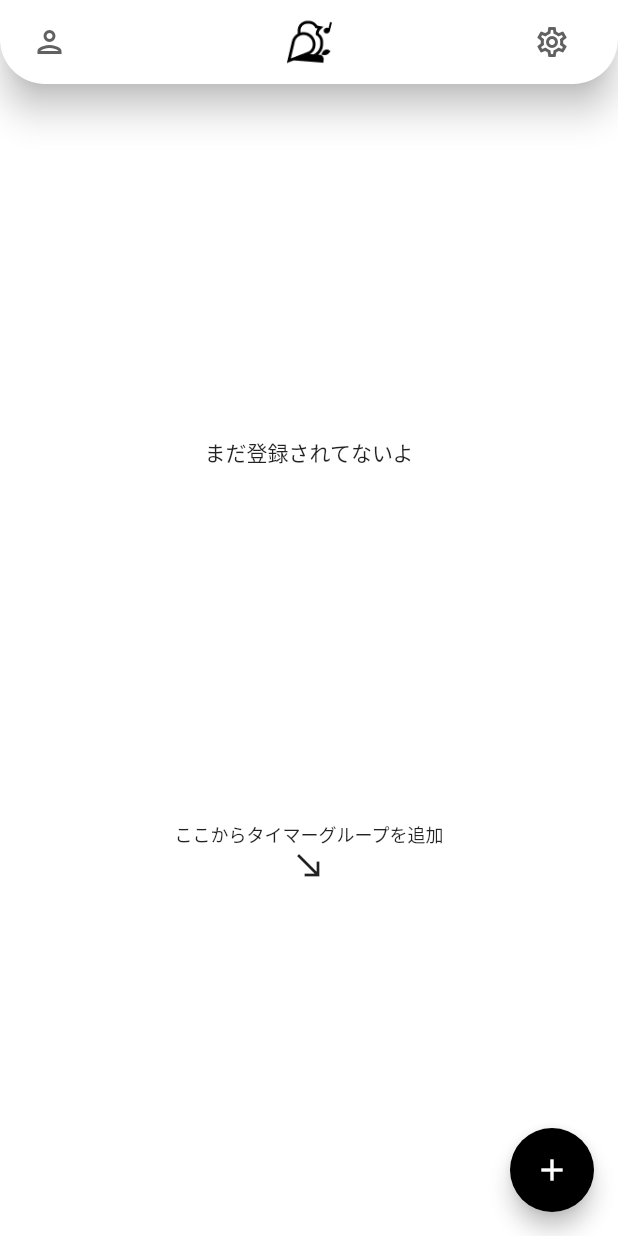
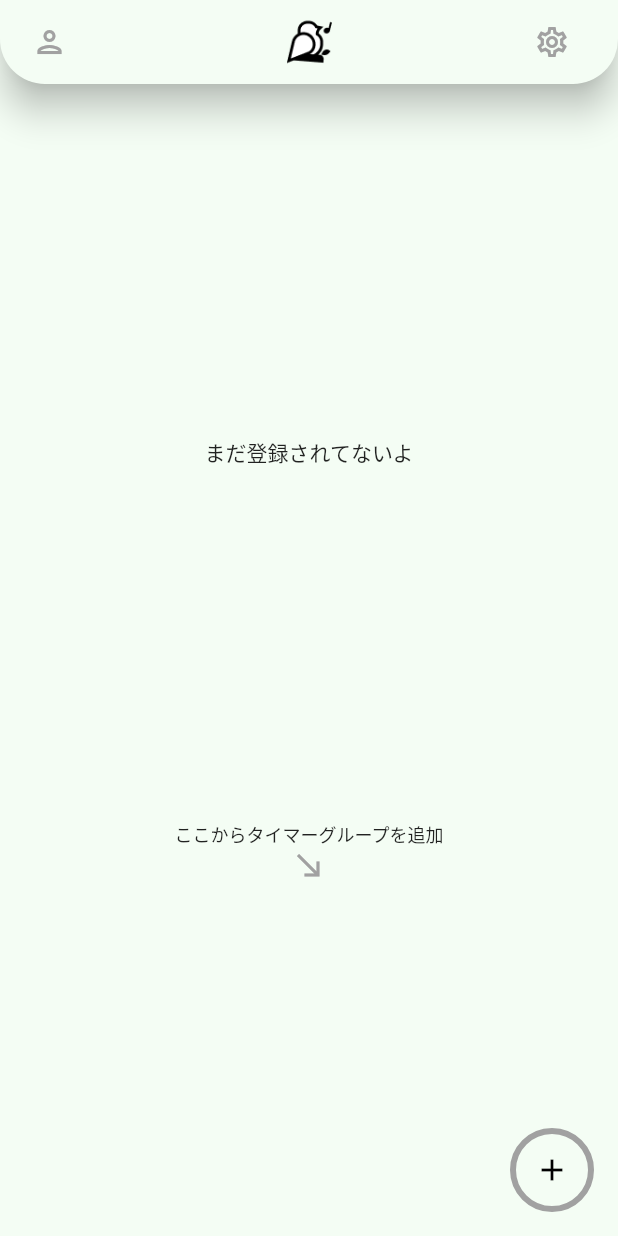
Before and after one commit to namori999/timer_group, a Flutter app: the screen it shows after launch, on a phone screen of 412 x 824 dp. Run offline on Flutter 3.47's test engine with Material 2 defaults, Android fonts, the phone set to English and light mode, and no system bars; our stand-ins replace audioplayers, flutter_riverpod, flutter_slidable, fluttertoast, freezed_annotation, hooks_riverpod and 4 more; accounts and stored records are empty.

Commit message:
デザイン調整

```diff
--- a/lib/views/app.dart
+++ b/lib/views/app.dart
@@ -11,15 +11,8 @@ class App extends StatelessWidget {
   @override
   Widget build(BuildContext context) {
     return MaterialApp(
-      theme: ThemeData(
-          primarySwatch: Themes.grayColor,
-          splashColor: Themes.themeColor,
-          fontFamily: 'inter'),
-      darkTheme: ThemeData(
-          primarySwatch: Themes.grayColor,
-          brightness: Brightness.dark,
-          splashColor: Themes.themeColor,
-          fontFamily: 'inter'),
+      theme: Themes.defaultTheme,
+      darkTheme: Themes.darkTheme,
       home: const GroupListPage(),
       localizationsDelegates: const [
         GlobalMaterialLocalizations.delegate,
--- a/lib/views/configure/theme.dart
+++ b/lib/views/configure/theme.dart
@@ -1,13 +1,28 @@
 import 'package:flutter/material.dart';
 
 class Themes {
-  static ThemeData get defaultTheme => ThemeData(primarySwatch: grayColor);
+  static ThemeData get defaultTheme => ThemeData(
+        primarySwatch: grayColor,
+        primaryColor: grayColor,
+        backgroundColor:const Color(0xFFF4FDF4),
+        shadowColor: Themes.themeColor.shade900,
+        splashColor: Themes.themeColor,
+        cardColor: Colors.white,
+        iconTheme: IconThemeData(color: grayColor[500]),
+        fontFamily: 'inter',
+      );
 
-  static ThemeData get darkTheme =>
-      defaultTheme.copyWith(brightness: Brightness.dark);
+  static ThemeData get darkTheme => defaultTheme.copyWith(
+      brightness: Brightness.dark,
+      primaryColor: Colors.white,
+      backgroundColor: const Color(0xFF404240),
+      shadowColor: Themes.themeColor.shade800,
+      splashColor: Themes.themeColor,
+      cardColor: const Color(0xFF5F625F),
+      textTheme: const TextTheme(bodyMedium: TextStyle(color: Colors.white)));
 
   static const MaterialColor themeColor =
-  MaterialColor(_accentPrimaryValue, <int, Color>{
+      MaterialColor(_accentPrimaryValue, <int, Color>{
     50: Color(0xFFD2E7C9),
     100: Color(0xFFB4D0A7),
     200: Color(0xFFA1CE80),
@@ -22,7 +37,7 @@ class Themes {
   static const int _accentPrimaryValue = 0xFF7AC74A;
 
   static const MaterialColor grayColor =
-  MaterialColor(_grayPrimaryValue, <int, Color>{
+      MaterialColor(_grayPrimaryValue, <int, Color>{
     50: Color(0xFFFFFFFF),
     100: Color(0xFFE7E5E5),
     200: Color(0xFFDBDBDB),
--- a/lib/views/detail/detail_page_list_tile.dart
+++ b/lib/views/detail/detail_page_list_tile.dart
@@ -67,7 +67,7 @@ class DetailPageListTileState extends ConsumerState<DetailPageListTile> {
   Widget build(BuildContext context) {
     return Card(
       margin: const EdgeInsets.all(8),
-      color: Theme.of(context).scaffoldBackgroundColor,
+      color: Theme.of(context).cardColor,
       shape: RoundedRectangleBorder(
         borderRadius: BorderRadius.circular(10), // if you need this
         side: BorderSide(
--- a/lib/views/detail/over_time_tile.dart
+++ b/lib/views/detail/over_time_tile.dart
@@ -68,8 +68,8 @@ class DetailPageListTileState extends ConsumerState<OverTimeTile> {
   @override
   Widget build(BuildContext context) {
     return Card(
-      margin: EdgeInsets.all(8),
-      color: Theme.of(context).scaffoldBackgroundColor,
+      margin: const EdgeInsets.all(8),
+      color: Theme.of(context).cardColor,
       shape: RoundedRectangleBorder(
         borderRadius: BorderRadius.circular(10), // if you need this
         side: BorderSide(
--- a/lib/views/group_list_page.dart
+++ b/lib/views/group_list_page.dart
@@ -26,7 +26,7 @@ class GroupListPage extends ConsumerStatefulWidget {
 class _GroupListPageState extends ConsumerState<GroupListPage> {
   var isSheetOpen = false;
 
-  Icon floatingButtonIcon = const Icon(Icons.add, color: Colors.white);
+  Icon floatingButtonIcon = const Icon(Icons.add);
   Color backGroundColor = Colors.white;
 
   void showCancelAlert() {
@@ -60,18 +60,16 @@ class _GroupListPageState extends ConsumerState<GroupListPage> {
 
   PreferredSizeWidget appBar() {
     return AppBar(
-      backgroundColor: backGroundColor,
+      backgroundColor: Theme.of(context).backgroundColor,
       leading: Builder(
-        builder: (context) =>
-            Padding(
+        builder: (context) => Padding(
           padding: const EdgeInsets.only(left: 10),
           child: IconButton(
-                  splashColor: isSheetOpen ? Colors.transparent : Themes
-                      .themeColor,
+              splashColor: isSheetOpen ? Colors.transparent : Themes.themeColor,
               highlightColor:
                   isSheetOpen ? Colors.transparent : Themes.themeColor,
               icon: const Icon(Icons.person_outlined),
-                  color: Themes.grayColor.shade700,
+              color: Theme.of(context).primaryColor,
               onPressed: () {
                 isSheetOpen ? null : Scaffold.of(context).openDrawer();
               }),
@@ -93,7 +91,7 @@ class _GroupListPageState extends ConsumerState<GroupListPage> {
                 highlightColor:
                     isSheetOpen ? Colors.transparent : Themes.themeColor,
                 icon: Icon(Icons.settings_outlined,
-                    color: Themes.grayColor.shade700),
+                    color: Theme.of(context).primaryColor),
                 onPressed: () {
                   isSheetOpen
                       ? null
@@ -114,12 +112,16 @@ class _GroupListPageState extends ConsumerState<GroupListPage> {
     return Scaffold(
       drawer: const AppDrawer(),
       appBar: appBar(),
-      backgroundColor: backGroundColor,
+      backgroundColor: Theme.of(context).backgroundColor,
       body: GroupListBodyData(),
       floatingActionButton: Builder(
         builder: (context) {
           return FloatingActionButton(
-              backgroundColor: Colors.black,
+              backgroundColor: Theme.of(context).backgroundColor.withOpacity(0.6),
+              elevation: 0,
+              shape: StadiumBorder(
+                  side: BorderSide(
+                      color: Theme.of(context).primaryColor, width: 4)),
               child: floatingButtonIcon,
               onPressed: () {
                 if (isSheetOpen) {
@@ -128,7 +130,7 @@ class _GroupListPageState extends ConsumerState<GroupListPage> {
                   setState(() {
                     floatingButtonIcon = const Icon(
                       Icons.clear,
-                      color: Colors.white,
+                      color: Themes.grayColor,
                     );
                     isSheetOpen = true;
                     backGroundColor = Themes.grayColor[700]!;
@@ -145,7 +147,7 @@ class _GroupListPageState extends ConsumerState<GroupListPage> {
                       setState(() {
                         floatingButtonIcon = const Icon(
                           Icons.add,
-                          color: Colors.white,
+                          color: Themes.grayColor,
                         );
                         isSheetOpen = false;
                         backGroundColor = Colors.white;
```
Also changed, not shown: lib/domein/provider/timerGroupProvider.dart (+21 -16 lines), lib/views/detail/detail_page_body.dart (+63 -27 lines), lib/views/detail_page.dart (+34 -19 lines), lib/views/group_list/group_list_item.dart (+23 -13 lines), lib/views/group_list/group_list_item_tile.dart (+10 -4 lines). Lines whose indentation alone changed are shown as unchanged.
